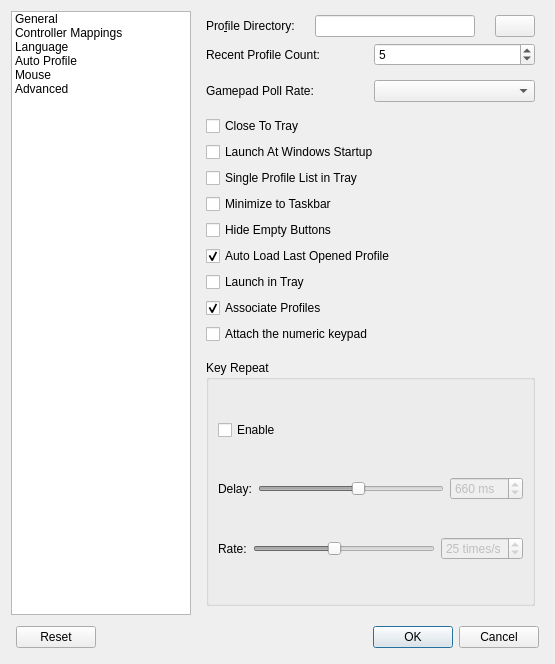
First picture: the form in src/mainsettingsdialog.ui, repository AntiMicroX/antimicrox, before the edit.
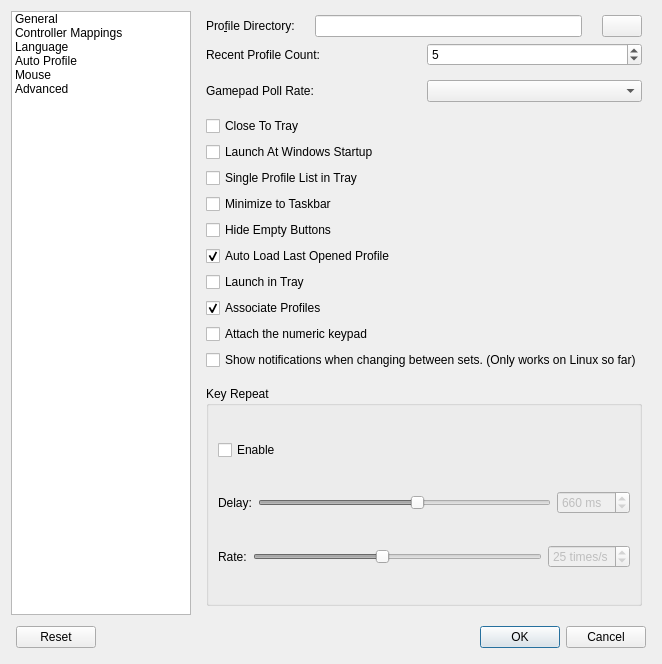
Second picture: the form after the edit. Icons and pictures are not drawn.

Commit message:
Added icons, notifs stay and icons broken
small change

Added a possibility to disable the messages, and cleaned up code.

Added missing parenthese

Removed other parenthese

Needed to convert QString to printable

Solved compiling errors and made the setting actually work. FR implemented as planned, room for further improvement

```diff
--- a/src/mainsettingsdialog.ui
+++ b/src/mainsettingsdialog.ui
@@ -330,6 +330,13 @@
            </property>
           </widget>
          </item>
+         <item>
+          <widget class="QCheckBox" name="showSetChangeNotification">
+           <property name="text">
+            <string>Show notifications when changing between sets. (Only works on Linux so far)</string>
+           </property>
+          </widget>
+         </item>
          <item>
           <spacer name="verticalSpacer">
            <property name="orientation">
```
The commit also changes 2 other files.
